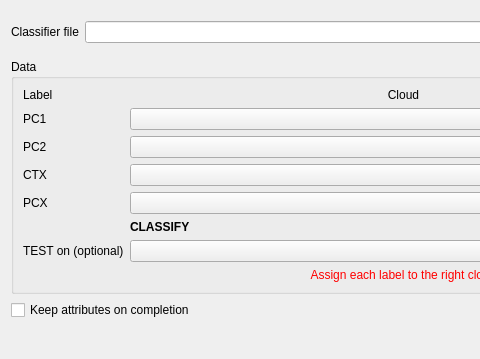
Qt form Classify3DMASCDialog.ui (dgirardeau/q3DMASC) before a commit; both pictures show x 0 to 480 and y 0 to 359 of the 700 by 359 pixel window.
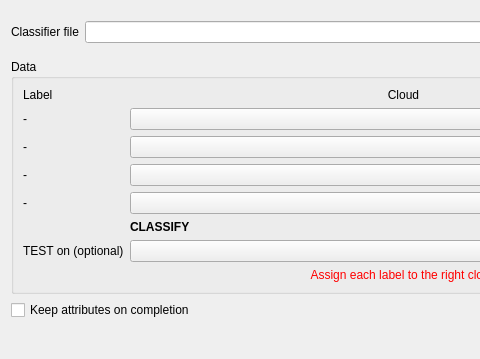
The same form after that commit.

Commit message:
Try to fill in the qClassify3DMASCDialog if names are available in the parameter file and clouds exist in the database tree with the same name (case insensitive)
Code cleaning

The edit to the form file:
```diff
--- a/Classify3DMASCDialog.ui
+++ b/Classify3DMASCDialog.ui
@@ -65,14 +65,14 @@
       <item row="4" column="0">
        <widget class="QLabel" name="cloud2Label">
         <property name="text">
-         <string>PC2</string>
+         <string>-</string>
         </property>
        </widget>
       </item>
       <item row="5" column="0">
        <widget class="QLabel" name="cloud3Label">
         <property name="text">
-         <string>CTX</string>
+         <string>-</string>
         </property>
        </widget>
       </item>
@@ -112,14 +112,14 @@
       <item row="3" column="0">
        <widget class="QLabel" name="cloud1Label">
         <property name="text">
-         <string>PC1</string>
+         <string>-</string>
         </property>
        </widget>
       </item>
       <item row="6" column="0">
        <widget class="QLabel" name="cloud4Label">
         <property name="text">
-         <string>PCX</string>
+         <string>-</string>
         </property>
        </widget>
       </item>
```
The commit also changes 7 other files.
